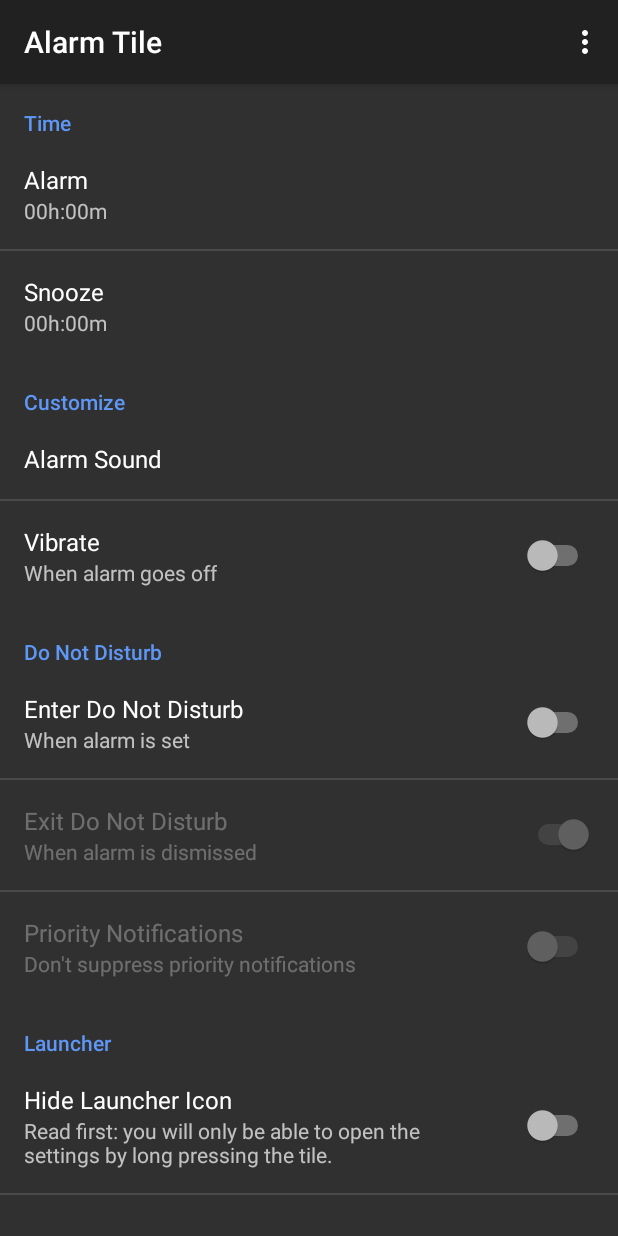
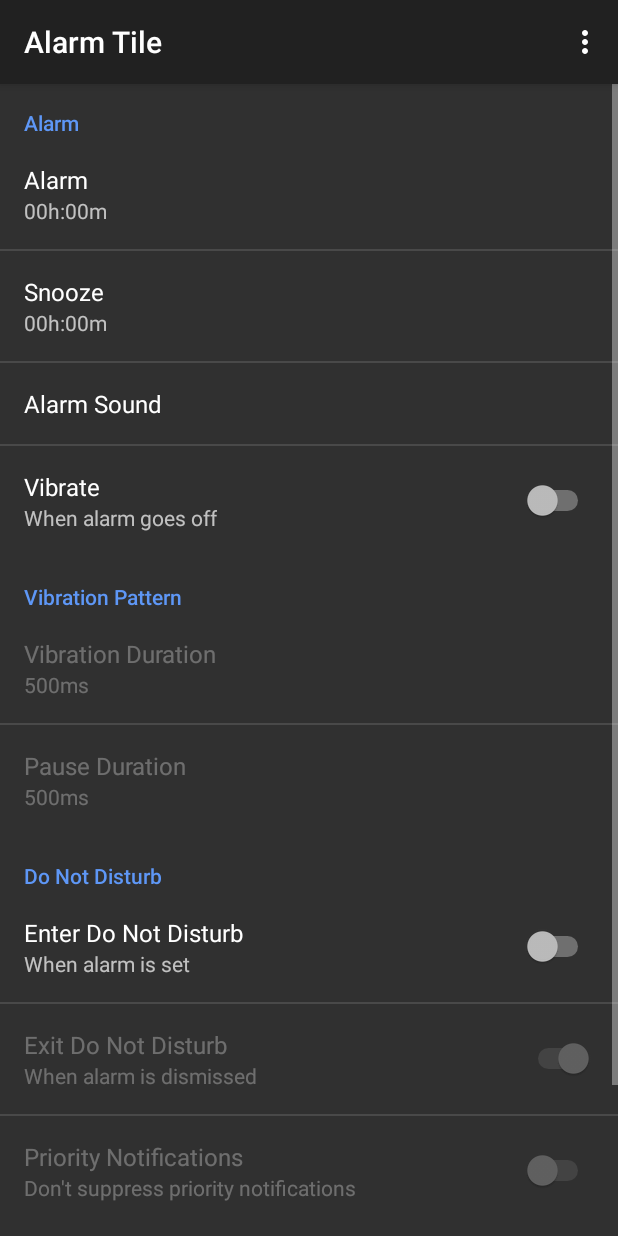
Before and after one commit to linusfessler/alarm-tile, an Android app: the PreferenceActivity screen opened directly, with no data from a screen before it, on a phone screen of 412 x 824 dp. Run offline under Robolectric (Android 15) with nearby library versions, the phone set to English and light mode, and no system bars.

Commit message:
Vibration Pattern, bug fixes, AlarmActivity Design

```diff
--- a/app/src/main/AndroidManifest.xml
+++ b/app/src/main/AndroidManifest.xml
@@ -21,7 +21,7 @@
             </intent-filter>
         </activity>
         <activity
-            android:name=".activity.MainActivity"
+            android:name=".activity.PreferenceActivity"
             android:label="@string/app_name"
             android:launchMode="singleInstance">
             <intent-filter>
--- a/app/src/main/java/linusfessler/alarmtile/AlarmScheduler.java
+++ b/app/src/main/java/linusfessler/alarmtile/AlarmScheduler.java
@@ -9,7 +9,7 @@ import android.content.SharedPreferences;
 import android.preference.PreferenceManager;
 
 import linusfessler.alarmtile.activity.AlarmActivity;
-import linusfessler.alarmtile.activity.MainActivity;
+import linusfessler.alarmtile.activity.PreferenceActivity;
 
 public class AlarmScheduler {
 
@@ -40,7 +40,7 @@ public class AlarmScheduler {
 
         if (alarmManager != null) {
             PendingIntent pendingIntent = getPendingIntent(PendingIntent.FLAG_UPDATE_CURRENT);
-            PendingIntent showIntent = PendingIntent.getActivity(context, REQUEST_CODE + 1, new Intent(context, MainActivity.class), 0);
+            PendingIntent showIntent = PendingIntent.getActivity(context, REQUEST_CODE + 1, new Intent(context, PreferenceActivity.class), 0);
 
             alarmManager.setAlarmClock(
                     new AlarmManager.AlarmClockInfo(
--- a/app/src/main/java/linusfessler/alarmtile/LauncherActivity.java
+++ b/app/src/main/java/linusfessler/alarmtile/LauncherActivity.java
@@ -1,5 +1,5 @@
 package linusfessler.alarmtile;
 
-import linusfessler.alarmtile.activity.MainActivity;
+import linusfessler.alarmtile.activity.PreferenceActivity;
 
-public class LauncherActivity extends MainActivity {}
+public class LauncherActivity extends PreferenceActivity {}
--- a/app/src/main/java/linusfessler/alarmtile/TimeFormatter.java
+++ b/app/src/main/java/linusfessler/alarmtile/TimeFormatter.java
@@ -6,11 +6,15 @@ public class TimeFormatter {
 
     private TimeFormatter() {}
 
-    public static String format(int hours, int minutes) {
-        return String.format(Locale.getDefault(), "%02d:%02d", hours, minutes);
+    public static String format(int i, int j) {
+        return String.format(Locale.getDefault(), "%02d:%02d", i, j);
     }
 
-    public static String formatLabelled(int hours, int minutes) {
+    public static String formatMillis(long millis) {
+        return String.format(Locale.getDefault(), "%01dms", millis);
+    }
+
+    public static String formatHoursMinutes(int hours, int minutes) {
         return String.format(Locale.getDefault(), "%02dh:%02dm", hours, minutes);
     }
 }
--- a/app/src/main/java/linusfessler/alarmtile/TimePreference.java
+++ b/app/src/main/java/linusfessler/alarmtile/TimePreference.java
@@ -3,15 +3,10 @@ package linusfessler.alarmtile;
 import android.content.Context;
 import android.content.res.TypedArray;
 import android.preference.DialogPreference;
-import android.text.format.DateFormat;
 import android.util.AttributeSet;
-import android.util.Log;
 import android.view.LayoutInflater;
 import android.view.View;
 import android.widget.TimePicker;
-
-import java.util.Date;
-import java.util.Locale;
 
 public class TimePreference extends DialogPreference {
 
@@ -67,6 +62,6 @@ public class TimePreference extends DialogPreference {
 
     @Override
     public CharSequence getSummary() {
-        return TimeFormatter.formatLabelled(hours, minutes);
+        return TimeFormatter.formatHoursMinutes(hours, minutes);
     }
 }
--- /dev/null
+++ b/app/src/main/java/linusfessler/alarmtile/VibrationDurationPreference.java
@@ -0,0 +1,43 @@
+package linusfessler.alarmtile;
+
+import android.content.Context;
+import android.content.res.TypedArray;
+import android.preference.EditTextPreference;
+import android.util.AttributeSet;
+
+public class VibrationDurationPreference extends EditTextPreference {
+
+    private long millis = 0;
+
+    public VibrationDurationPreference(Context context, AttributeSet attributes) {
+        super(context, attributes);
+    }
+
+    @Override
+    protected void onSetInitialValue(boolean restoreValue, Object defaultValue) {
+        if (defaultValue != null) {
+            millis = Long.parseLong(getPersistedString(String.valueOf(defaultValue)));
+        } else {
+            millis = Long.parseLong(getPersistedString("500"));
+        }
+        setSummary(getSummary());
+    }
+
+    @Override
+    protected void onDialogClosed(boolean positiveResult) {
+        super.onDialogClosed(positiveResult);
+        if (positiveResult) {
+            String newMillis = getEditText().getText().toString();
+            millis = Long.parseLong(newMillis);
+            setSummary(getSummary());
+            if (callChangeListener(newMillis)) {
+                persistString(newMillis);
+            }
+        }
+    }
+
+    @Override
+    public CharSequence getSummary() {
+        return TimeFormatter.formatMillis(millis);
+    }
+}
--- a/app/src/main/java/linusfessler/alarmtile/activity/MainActivity.java
+++ b/app/src/main/java/linusfessler/alarmtile/activity/PreferenceActivity.java
@@ -8,11 +8,14 @@ import android.content.pm.PackageManager;
 import android.os.Bundle;
 import android.preference.Preference;
 import android.preference.PreferenceFragment;
+import android.preference.PreferenceManager;
 import android.support.v4.content.LocalBroadcastManager;
 import android.support.v7.app.AppCompatActivity;
 import android.view.Menu;
 import android.view.MenuInflater;
 import android.view.MenuItem;
+
+import java.util.Locale;
 
 import linusfessler.alarmtile.AlarmScheduler;
 import linusfessler.alarmtile.BroadcastActions;
@@ -20,7 +23,7 @@ import linusfessler.alarmtile.LauncherActivity;
 import linusfessler.alarmtile.PermissionUtility;
 import linusfessler.alarmtile.R;
 
-public class MainActivity extends AppCompatActivity {
+public class PreferenceActivity extends AppCompatActivity {
 
     @Override
     protected void onCreate(final Bundle savedInstanceState) {
@@ -73,7 +76,7 @@ public class MainActivity extends AppCompatActivity {
             }
         };
 
-        private Preference.OnPreferenceChangeListener hideLauncherIconListener = new Preference.OnPreferenceChangeListener() {
+        private Preference.OnPreferenceChangeListener hideLauncherIconChangeListener = new Preference.OnPreferenceChangeListener() {
             @Override
             public boolean onPreferenceChange(Preference preference, Object o) {
                 boolean enabled = (boolean) o;
@@ -84,7 +87,7 @@ public class MainActivity extends AppCompatActivity {
                         PackageManager.DONT_KILL_APP
                 );
                 if (enabled) {
-                    startActivity(new Intent(getContext(), MainActivity.class));
+                    startActivity(new Intent(getContext(), PreferenceActivity.class));
                 }
                 return true;
             }
@@ -94,10 +97,12 @@ public class MainActivity extends AppCompatActivity {
         public void onCreate(final Bundle savedInstanceState) {
             super.onCreate(savedInstanceState);
             addPreferencesFromResource(R.xml.preferences);
+            PreferenceManager.setDefaultValues(getContext(), R.xml.preferences, false);
+
             findPreference("dnd_enter").setOnPreferenceChangeListener(dndChangeListener);
             findPreference("alarm_delay").setOnPreferenceChangeListener(alarmDelayChangeListener);
             findPreference("snooze_delay").setOnPreferenceChangeListener(snoozeDelayChangeListener);
-            findPreference("hide_launcher_icon").setOnPreferenceChangeListener(hideLauncherIconListener);
+            findPreference("hide_launcher_icon").setOnPreferenceChangeListener(hideLauncherIconChangeListener);
         }
     }
 
--- a/app/src/main/res/values/strings.xml
+++ b/app/src/main/res/values/strings.xml
@@ -20,14 +20,18 @@
     <string name="dialog_dnd_title">Permission needed</string>
     <string name="dialog_dnd_message">This option requires permission to change the Do Not Disturb mode. Please enable the permission on the following screen and then press the back button.</string>
 
-    <string name="pref_category_time">Time</string>
+    <string name="pref_category_alarm">Alarm</string>
     <string name="pref_title_alarm_delay">Alarm</string>
     <string name="pref_title_snooze_delay">Snooze</string>
+    <string name="pref_title_alarm_sound">Alarm Sound</string>
+    <string name="pref_title_vibrate">Vibrate</string>
+    <string name="pref_summary_vibrate">When alarm goes off</string>
 
-    <string name="pref_category_customize">Customize</string>
-    <string name="pref_title_alarm_sound">Alarm Sound</string>
-    <string name="pref_title_alarm_vibrate">Vibrate</string>
-    <string name="pref_summary_alarm_vibrate">When alarm goes off</string>
+    <string name="pref_category_vibration_pattern">Vibration Pattern</string>
+    <string name="pref_title_vibration_duration">Vibration Duration</string>
+    <string name="pref_summary_vibration_duration">In milliseconds</string>
+    <string name="pref_title_vibration_pause">Pause Duration</string>
+    <string name="pref_summary_vibration_pause">In milliseconds</string>
 
     <string name="pref_category_dnd">Do Not Disturb</string>
     <string name="pref_title_dnd_enter">Enter Do Not Disturb</string>
@@ -39,5 +43,5 @@
 
     <string name="pref_category_launcher">Launcher</string>
     <string name="pref_title_launcher_hide_icon">Hide Launcher Icon</string>
-    <string name="pref_summary_launcher_hide_icon">Read first: you will only be able to open the settings by long pressing the tile.</string>
+    <string name="pref_summary_launcher_hide_icon">Note: You will only be able to open the settings by long pressing the tile.</string>
 </resources>
--- a/app/src/main/res/xml/preferences.xml
+++ b/app/src/main/res/xml/preferences.xml
@@ -1,6 +1,6 @@
 <PreferenceScreen xmlns:android="http://schemas.android.com/apk/res/android">
 
-    <PreferenceCategory android:title="@string/pref_category_time">
+    <PreferenceCategory android:title="@string/pref_category_alarm">
 
         <linusfessler.alarmtile.TimePreference
             android:key="alarm_delay"
@@ -9,10 +9,6 @@
         <linusfessler.alarmtile.TimePreference
             android:key="snooze_delay"
             android:title="@string/pref_title_snooze_delay"/>
-
-    </PreferenceCategory>
-
-    <PreferenceCategory android:title="@string/pref_category_customize">
 
         <RingtonePreference
             android:defaultValue="content://settings/system/alarm_sound"
@@ -23,9 +19,31 @@
 
         <SwitchPreference
             android:defaultValue="true"
-            android:key="alarm_vibrate"
-            android:title="@string/pref_title_alarm_vibrate"
-            android:summary="@string/pref_summary_alarm_vibrate" />
+            android:key="vibrate"
+            android:title="@string/pref_title_vibrate"
+            android:summary="@string/pref_summary_vibrate" />
+
+    </PreferenceCategory>
+
+    <PreferenceCategory
+        android:title="@string/pref_category_vibration_pattern"
+        android:dependency="vibrate">
+
+        <linusfessler.alarmtile.VibrationDurationPreference
+            android:defaultValue="500"
+            android:key="vibration_duration"
+            android:title="@string/pref_title_vibration_duration"
+            android:summary="@string/pref_summary_vibration_duration"
+            android:numeric="integer"
+            android:maxLength="10" />
+
+        <linusfessler.alarmtile.VibrationDurationPreference
+            android:defaultValue="500"
+            android:key="pause_duration"
+            android:title="@string/pref_title_vibration_pause"
+            android:summary="@string/pref_summary_vibration_pause"
+            android:numeric="integer"
+            android:maxLength="10" />
 
     </PreferenceCategory>
 
```
Also changed, not shown: app/src/main/java/linusfessler/alarmtile/service/AlarmService.java (+7 -4 lines), app/src/main/java/linusfessler/alarmtile/service/AlarmTileService.java (+18 -10 lines), app/src/main/res/layout/activity_alarm.xml (+7 -5 lines).
